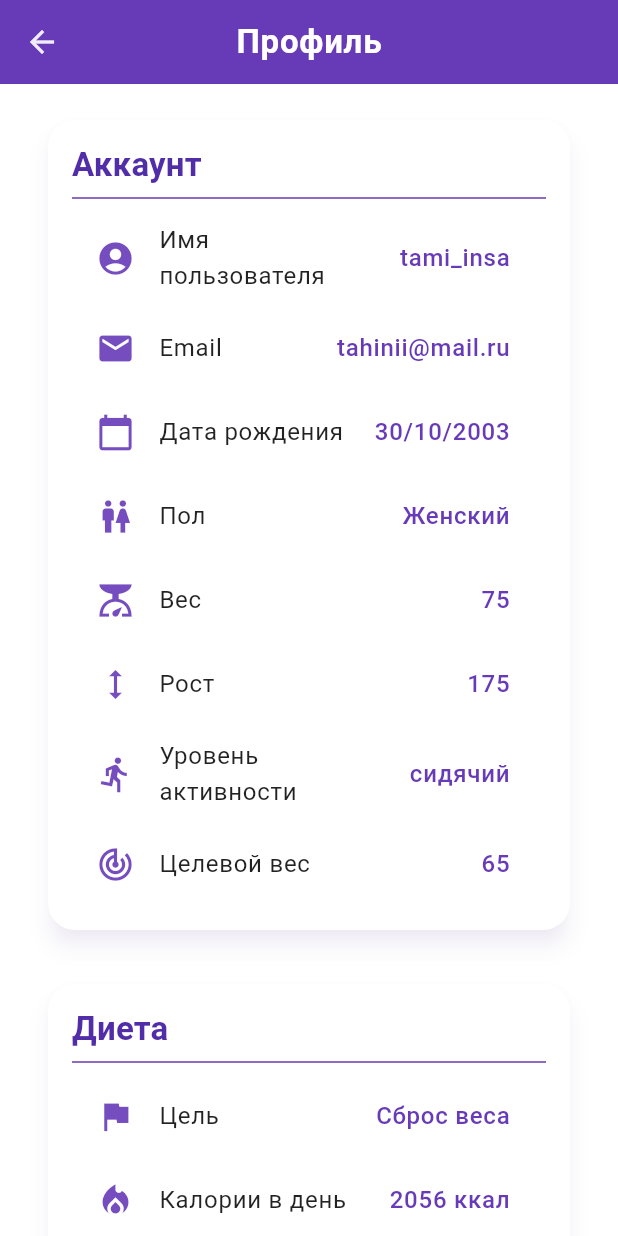
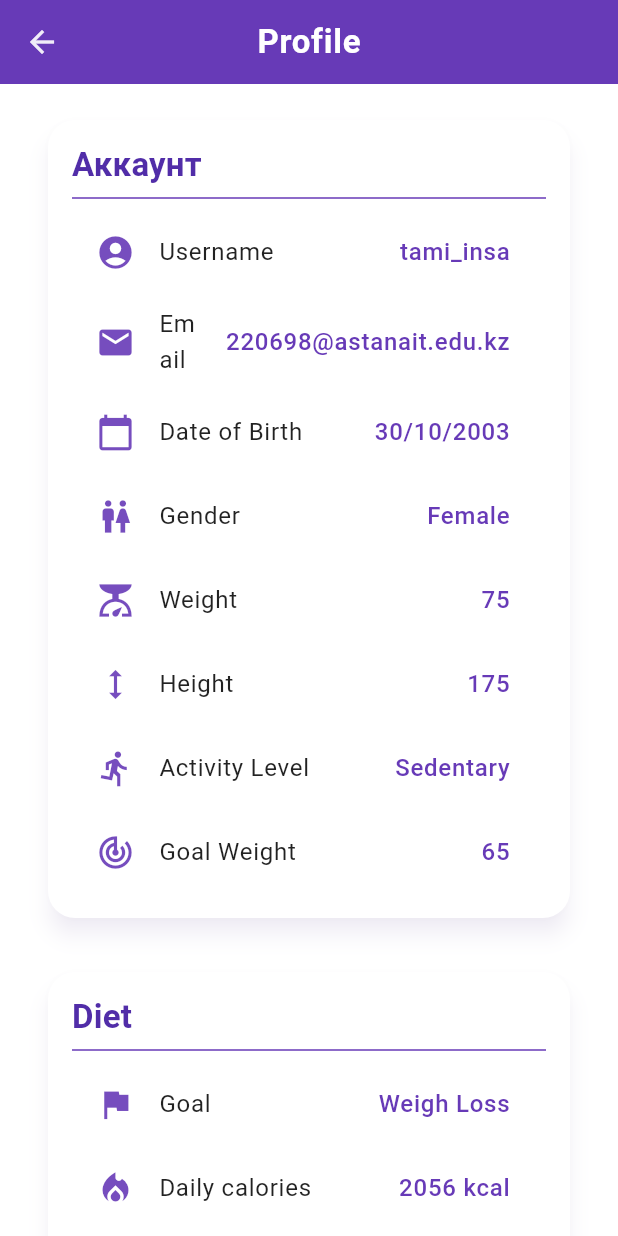
Before and after one commit to Ssberry19/my_app, a Flutter app: the ProfileScreen screen opened directly, on a phone screen of 412 x 824 dp. Run offline on Flutter 3.47's test engine with Material 3 defaults, Android fonts, the phone set to English and light mode, and no system bars; our stand-ins replace fl_chart, go_router, table_calendar; network calls fail.

Commit message:
profile_eng

```diff
--- a/lib/features/profile/views/profile_screen.dart
+++ b/lib/features/profile/views/profile_screen.dart
@@ -8,7 +8,7 @@ class ProfileScreen extends StatelessWidget {
   Widget build(BuildContext context) {
     return Scaffold(
       appBar: AppBar(
-        title: const Text('Профиль'), // Стиль берется из темы
+        title: const Text('Profile'), // Стиль берется из темы
         // backgroundColor: Colors.deepPurple, // Удаляем
         // elevation: 0, // Удаляем
       ),
@@ -40,7 +40,7 @@ class ProfileScreen extends StatelessWidget {
                 context.go('/welcome'); // Example navigation to WelcomeScreen
               },
               // Стиль берется из ElevatedButtonThemeData в theme.dart
-              child: const Text('Выйти'),
+              child: const Text('Logout'),
             ),
           ],
         ),
@@ -53,25 +53,71 @@ class ProfileScreen extends StatelessWidget {
       context,
       title: 'Аккаунт',
       children: [
-      _buildProfileRow(context, 'Имя пользователя', 'tami_insa', Icons.account_circle), // Иконка человека/аккаунта
-      _buildProfileRow(context, 'Email', 'tahinii@mail.ru', Icons.email), // Иконка конверта
-      _buildProfileRow(context, 'Дата рождения', '30/10/2003', Icons.calendar_today), // Иконка календаря
-      _buildProfileRow(context, 'Пол', 'Женский', Icons.wc), // Иконка мужского/женского туалета (или generic 'person_2' если wc не подходит)
-      _buildProfileRow(context, 'Вес', '75', Icons.scale), // Иконка весов
-      _buildProfileRow(context, 'Рост', '175', Icons.height), // Иконка роста/линейки
-      _buildProfileRow(context, 'Уровень активности', 'сидячий', Icons.directions_run), // Иконка бегущего человека
-      _buildProfileRow(context, 'Целевой вес', '65', Icons.track_changes), // Иконка цели/мишени
+        _buildProfileRow(
+          context,
+          'Username',
+          'tami_insa',
+          Icons.account_circle,
+        ), // Иконка человека/аккаунта
+        _buildProfileRow(
+          context,
+          'Email',
+          '220698@astanait.edu.kz',
+          Icons.email,
+        ), // Иконка конверта
+        _buildProfileRow(
+          context,
+          'Date of Birth',
+          '30/10/2003',
+          Icons.calendar_today,
+        ), // Иконка календаря
+        _buildProfileRow(
+          context,
+          'Gender',
+          'Female',
+          Icons.wc,
+        ), // Иконка мужского/женского туалета (или generic 'person_2' если wc не подходит)
+        _buildProfileRow(context, 'Weight', '75', Icons.scale), // Иконка весов
+        _buildProfileRow(
+          context,
+          'Height',
+          '175',
+          Icons.height,
+        ), // Иконка роста/линейки
+        _buildProfileRow(
+          context,
+          'Activity Level',
+          'Sedentary',
+          Icons.directions_run,
+        ), // Иконка бегущего человека
+        _buildProfileRow(
+          context,
+          'Goal Weight',
+          '65',
+          Icons.track_changes,
+        ), // Иконка цели/мишени
       ],
     );
   }
+
   Widget _buildDietSection(BuildContext context) {
     return _buildSectionCard(
       context,
-      title: 'Диета',
+      title: 'Diet',
       children: [
-        _buildProfileRow(context, 'Цель', 'Сброс веса', Icons.flag),
-        _buildProfileRow(context, 'Калории в день', '2056 ккал', Icons.local_fire_department),
-        _buildProfileRow(context, 'Ограничения/аллергия', 'отсутсвует', Icons.restaurant),
+        _buildProfileRow(context, 'Goal', 'Weigh Loss', Icons.flag),
+        _buildProfileRow(
+          context,
+          'Daily calories',
+          '2056 kcal',
+          Icons.local_fire_department,
+        ),
+        _buildProfileRow(
+          context,
+          'Restrictions/Allergies',
+          'none',
+          Icons.restaurant,
+        ),
       ],
     );
   }
@@ -79,22 +125,26 @@ class ProfileScreen extends StatelessWidget {
   Widget _buildSettingsSection(BuildContext context) {
     return _buildSectionCard(
       context,
-      title: 'Настройки',
+      title: 'Settings',
       children: [
-        _buildListTile(context, 'Уведомления', Icons.notifications, () {
+        _buildListTile(context, 'Notifications', Icons.notifications, () {
           // TODO: Navigate to notification settings
         }),
-        _buildListTile(context, 'Язык', Icons.language, () {
+        _buildListTile(context, 'Language', Icons.language, () {
           // TODO: Change language
         }),
-        _buildListTile(context, 'Помощь и поддержка', Icons.help_outline, () {
+        _buildListTile(context, 'Support', Icons.help_outline, () {
           // TODO: Open help section
         }),
       ],
     );
   }
 
-  Widget _buildSectionCard(BuildContext context, {required String title, required List<Widget> children}) {
+  Widget _buildSectionCard(
+    BuildContext context, {
+    required String title,
+    required List<Widget> children,
+  }) {
     // Card автоматически возьмет стиль из theme.dart
     return Card(
       // color: Colors.white.withOpacity(0.9), // Удаляем, берется из темы
@@ -109,7 +159,9 @@ class ProfileScreen extends StatelessWidget {
           children: [
             Text(
               title,
-              style: Theme.of(context).textTheme.titleLarge, // Использование стиля из темы
+              style: Theme.of(
+                context,
+              ).textTheme.titleLarge, // Использование стиля из темы
             ),
             const Divider(color: Colors.deepPurple), // Цвет из темы
             ...children,
@@ -119,10 +171,21 @@ class ProfileScreen extends StatelessWidget {
     );
   }
 
-  Widget _buildProfileRow(BuildContext context, String label, String value, IconData icon) {
+  Widget _buildProfileRow(
+    BuildContext context,
+    String label,
+    String value,
+    IconData icon,
+  ) {
     return ListTile(
-      leading: Icon(icon, color: Theme.of(context).iconTheme.color), // Цвет иконки из темы
-      title: Text(label, style: Theme.of(context).textTheme.bodyLarge), // Стиль из темы
+      leading: Icon(
+        icon,
+        color: Theme.of(context).iconTheme.color,
+      ), // Цвет иконки из темы
+      title: Text(
+        label,
+        style: Theme.of(context).textTheme.bodyLarge,
+      ), // Стиль из темы
       trailing: Text(
         value,
         style: Theme.of(context).textTheme.bodyLarge!.copyWith(
@@ -134,11 +197,26 @@ class ProfileScreen extends StatelessWidget {
   }
 
   // Modified to accept a void callback for onTap
-  Widget _buildListTile(BuildContext context, String title, IconData icon, VoidCallback onTap) {
+  Widget _buildListTile(
+    BuildContext context,
+    String title,
+    IconData icon,
+    VoidCallback onTap,
+  ) {
     return ListTile(
-      leading: Icon(icon, color: Theme.of(context).iconTheme.color), // Цвет иконки из темы
-      title: Text(title, style: Theme.of(context).textTheme.bodyLarge), // Стиль из темы
-      trailing: Icon(Icons.arrow_forward_ios, size: 16, color: Theme.of(context).iconTheme.color), // Цвет иконки из темы
+      leading: Icon(
+        icon,
+        color: Theme.of(context).iconTheme.color,
+      ), // Цвет иконки из темы
+      title: Text(
+        title,
+        style: Theme.of(context).textTheme.bodyLarge,
+      ), // Стиль из темы
+      trailing: Icon(
+        Icons.arrow_forward_ios,
+        size: 16,
+        color: Theme.of(context).iconTheme.color,
+      ), // Цвет иконки из темы
       onTap: onTap,
     );
   }
```
Also changed, not shown: lib/features/auth/views/login_screen.dart (+7 -7 lines). Lines whose indentation alone changed are shown as unchanged.
